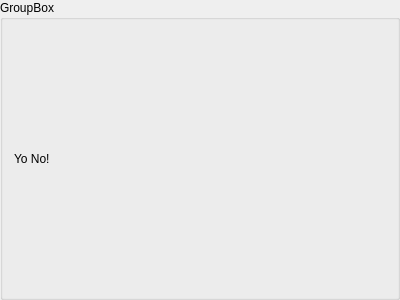
Qt form NewGeneUI/NewGene/CreateOutput/SelectVariables/VariableSummary/newgenevariablesummarygroup.ui (daniel347x/newgene) before a commit.
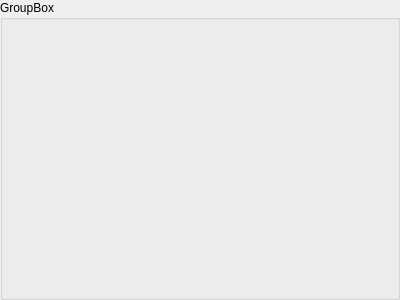
The same form after that commit.

Commit message: Remove dummy text in some widgets, prior to work of actually tying loading of data into the backend.

The edit to the form file:
```diff
--- a/NewGeneUI/NewGene/CreateOutput/SelectVariables/VariableSummary/newgenevariablesummarygroup.ui
+++ b/NewGeneUI/NewGene/CreateOutput/SelectVariables/VariableSummary/newgenevariablesummarygroup.ui
@@ -20,7 +20,7 @@
    <item>
     <widget class="QLabel" name="label">
      <property name="text">
-      <string>Yo No!</string>
+      <string/>
      </property>
     </widget>
    </item>
```
The commit also changes 1 other file.
